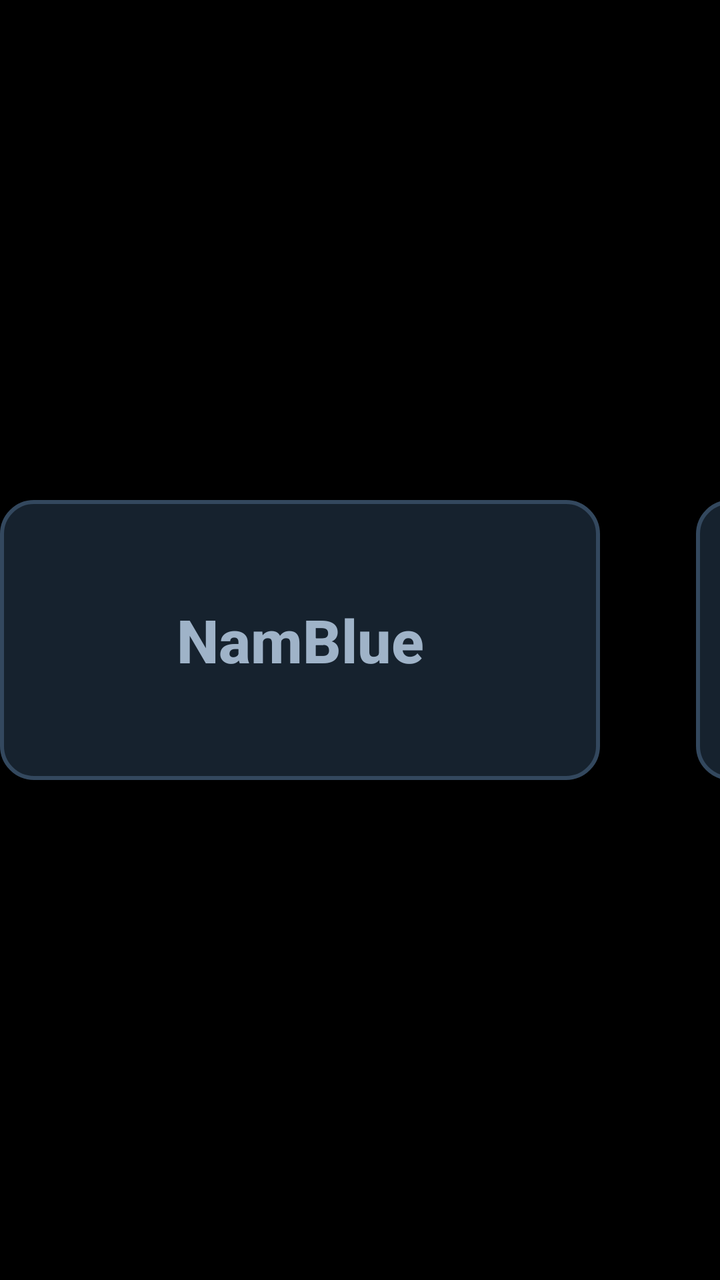
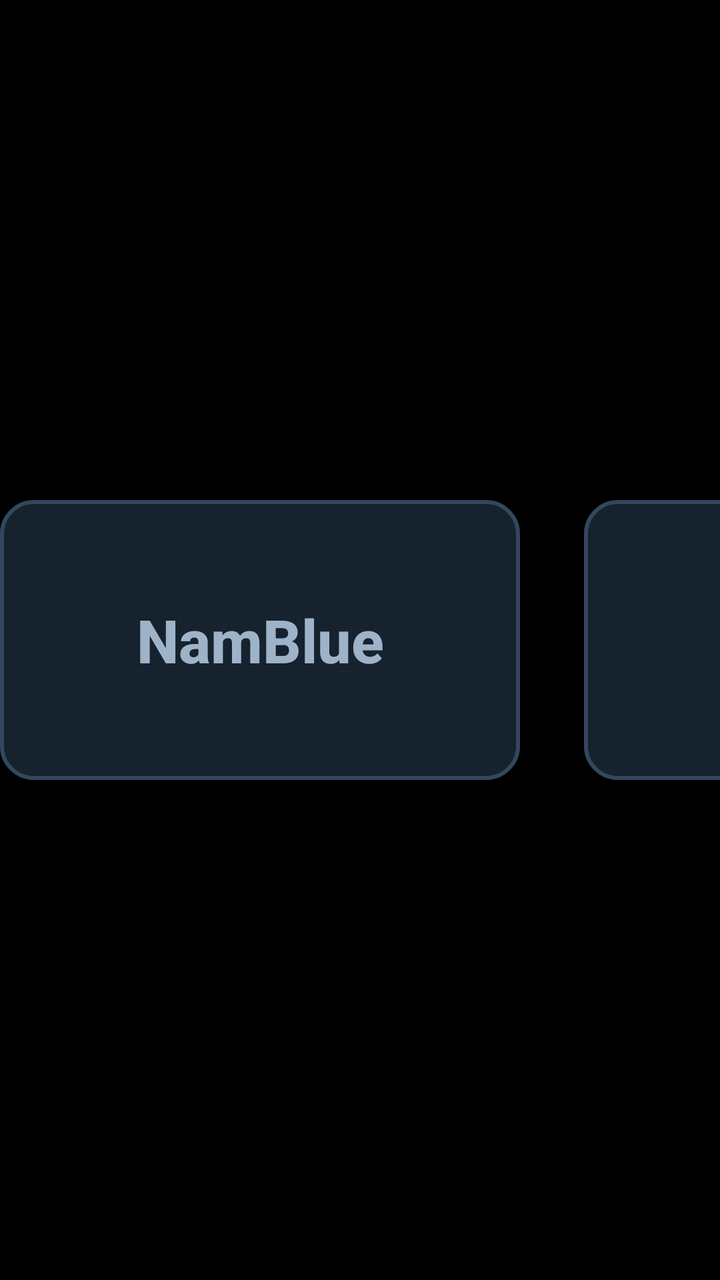

Compare the two renders of this Android layout. The source of the first and the diff that turns it into the second are given below.
<!-- AndroidManifest.xml: application theme Theme.NamBlueLive -->
<!-- res/layout/activity_chooser.xml -->
<?xml version="1.0" encoding="utf-8"?>
<FrameLayout xmlns:android="http://schemas.android.com/apk/res/android"
    android:layout_width="match_parent"
    android:layout_height="match_parent"
    android:background="@android:color/black">

    <LinearLayout
        android:layout_width="wrap_content"
        android:layout_height="wrap_content"
        android:layout_gravity="center"
        android:orientation="horizontal">

        <Button
            android:id="@+id/btnNamblue"
            android:layout_width="300dp"
            android:layout_height="140dp"
            android:background="@drawable/btn_chooser_bg"
            android:focusable="true"
            android:focusedByDefault="true"
            android:nextFocusRight="@+id/btnOther"
            android:text="@string/source_namblue"
            android:textAllCaps="false"
            android:textColor="@color/btn_chooser_text"
            android:textSize="30sp"
            android:textStyle="bold" />

        <Space
            android:layout_width="48dp"
            android:layout_height="match_parent" />

        <Button
            android:id="@+id/btnOther"
            android:layout_width="300dp"
            android:layout_height="140dp"
            android:background="@drawable/btn_chooser_bg"
            android:focusable="true"
            android:nextFocusLeft="@+id/btnNamblue"
            android:text="@string/source_other"
            android:textAllCaps="false"
            android:textColor="@color/btn_chooser_text"
            android:textSize="30sp"
            android:textStyle="bold" />
    </LinearLayout>
</FrameLayout>
<!-- resources referenced by this layout -->
<resources>
  <!-- drawable btn_chooser_bg (drawable) -->
  <?xml version="1.0" encoding="utf-8"?>
  <selector xmlns:android="http://schemas.android.com/apk/res/android">
      <item android:state_focused="true">
          <shape android:shape="rectangle">
              <solid android:color="#22A7F0" />
              <corners android:radius="16dp" />
              <stroke android:width="3dp" android:color="#FFFFFF" />
          </shape>
      </item>
      <item android:state_pressed="true">
          <shape android:shape="rectangle">
              <solid android:color="#1B86C9" />
              <corners android:radius="16dp" />
          </shape>
      </item>
      <item>
          <shape android:shape="rectangle">
              <solid android:color="#16222E" />
              <corners android:radius="16dp" />
              <stroke android:width="2dp" android:color="#33485E" />
          </shape>
      </item>
  </selector>
  <string name="source_namblue">NamBlue</string>
  <string name="source_other">Other</string>
  <style name="Theme.NamBlueLive" parent="android:Theme.Material.NoActionBar">
          <item name="android:windowBackground">@android:color/black</item>
          <item name="android:colorBackground">@android:color/black</item>
          <item name="android:statusBarColor">@android:color/black</item>
          <item name="android:navigationBarColor">@android:color/black</item>
          <item name="android:windowNoTitle">true</item>
      </style>
</resources>

<!-- the commit's change to res/layout/activity_chooser.xml (unified diff, before → after) -->
@@ -12,7 +12,7 @@
 
         <Button
             android:id="@+id/btnNamblue"
-            android:layout_width="300dp"
+            android:layout_width="260dp"
             android:layout_height="140dp"
             android:background="@drawable/btn_chooser_bg"
             android:focusable="true"
@@ -25,17 +25,35 @@
             android:textStyle="bold" />
 
         <Space
-            android:layout_width="48dp"
+            android:layout_width="32dp"
             android:layout_height="match_parent" />
 
         <Button
             android:id="@+id/btnOther"
-            android:layout_width="300dp"
+            android:layout_width="260dp"
             android:layout_height="140dp"
             android:background="@drawable/btn_chooser_bg"
             android:focusable="true"
             android:nextFocusLeft="@+id/btnNamblue"
+            android:nextFocusRight="@+id/btnBrowse"
             android:text="@string/source_other"
+            android:textAllCaps="false"
+            android:textColor="@color/btn_chooser_text"
+            android:textSize="30sp"
+            android:textStyle="bold" />
+
+        <Space
+            android:layout_width="32dp"
+            android:layout_height="match_parent" />
+
+        <Button
+            android:id="@+id/btnBrowse"
+            android:layout_width="260dp"
+            android:layout_height="140dp"
+            android:background="@drawable/btn_chooser_bg"
+            android:focusable="true"
+            android:nextFocusLeft="@+id/btnOther"
+            android:text="@string/source_browse"
             android:textAllCaps="false"
             android:textColor="@color/btn_chooser_text"
             android:textSize="30sp"
<!-- resource entries referenced after the edit -->
@@ -24,6 +24,7 @@
           </shape>
       </item>
   </selector>
+  <string name="source_browse">Đang LIVE</string>
   <string name="source_namblue">NamBlue</string>
   <string name="source_other">Other</string>
   <style name="Theme.NamBlueLive" parent="android:Theme.Material.NoActionBar">
